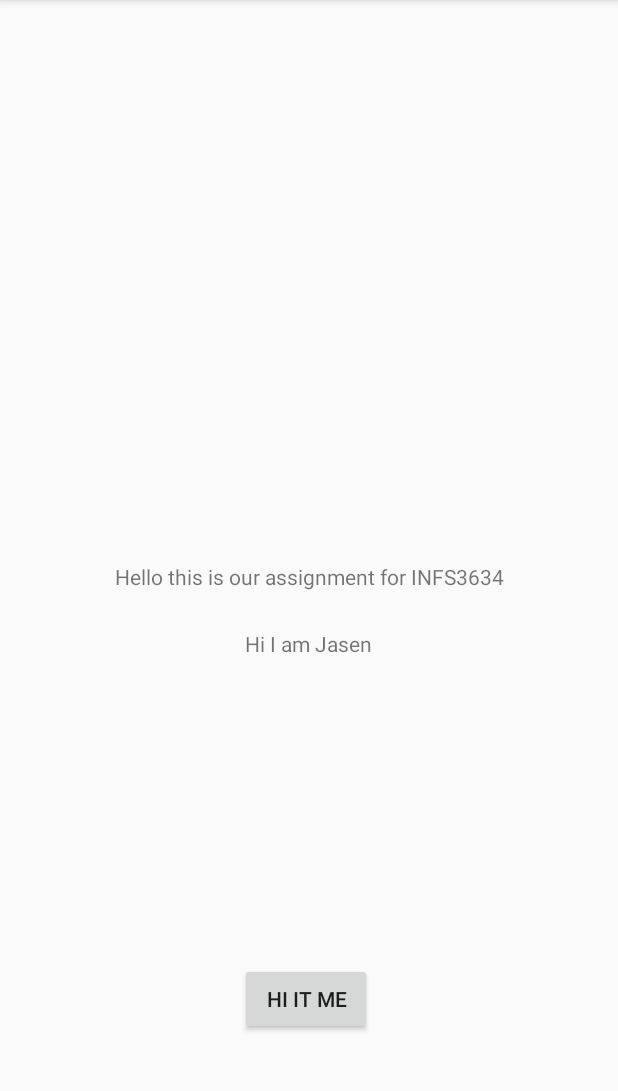
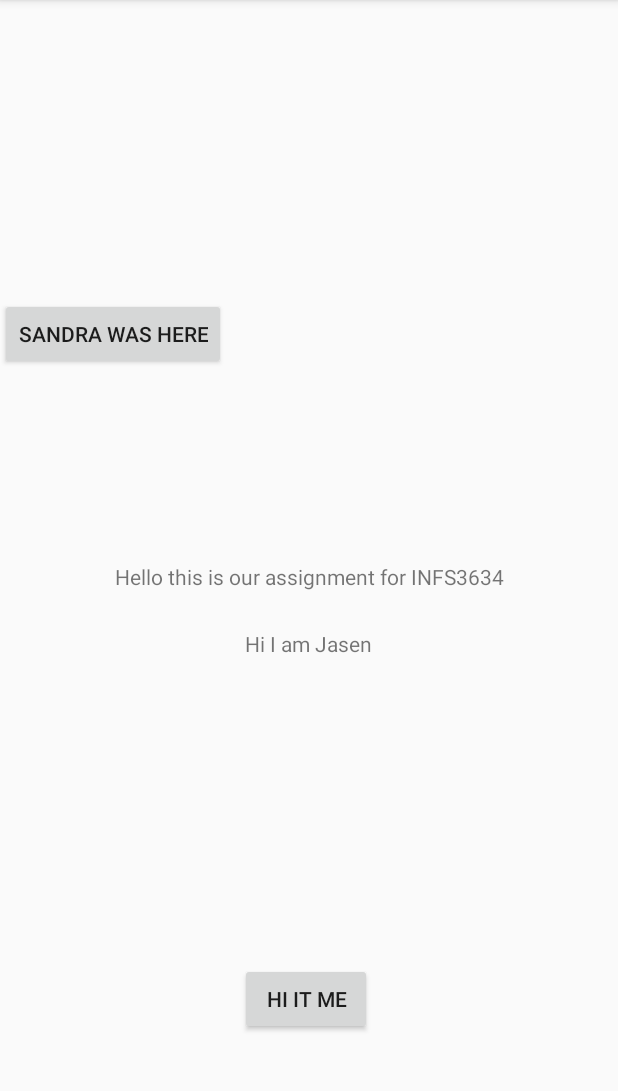
Before and after one commit to INFS3634-Elysian/INFS3634-Group-Assignment, an Android app: the screen it shows after launch (MainActivity), on a phone screen of 412 x 824 dp, the part 84-1175 px from its top. Run offline under Robolectric (Android 15) with nearby library versions, the phone set to English and light mode, and no system bars.

Commit message:
Sandra's First Commit

```diff
--- a/app/src/main/res/layout/activity_main.xml
+++ b/app/src/main/res/layout/activity_main.xml
@@ -48,4 +48,13 @@
         app:layout_constraintStart_toStartOf="parent"
         app:layout_constraintTop_toBottomOf="@+id/textView" />
 
+    <Button
+        android:id="@+id/button2"
+        android:layout_width="wrap_content"
+        android:layout_height="wrap_content"
+        android:layout_marginBottom="128dp"
+        android:text="Sandra was here"
+        app:layout_constraintBottom_toTopOf="@+id/textView2"
+        tools:layout_editor_absoluteX="129dp" />
+
 </androidx.constraintlayout.widget.ConstraintLayout>
```
